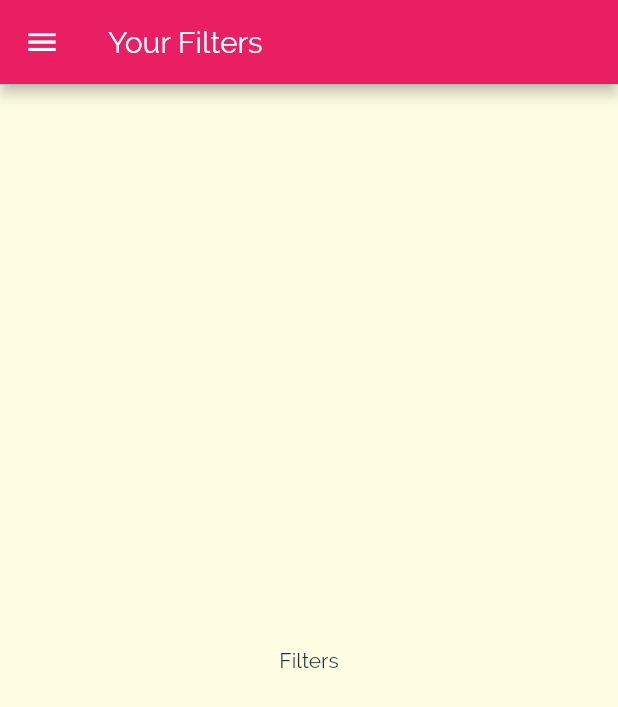
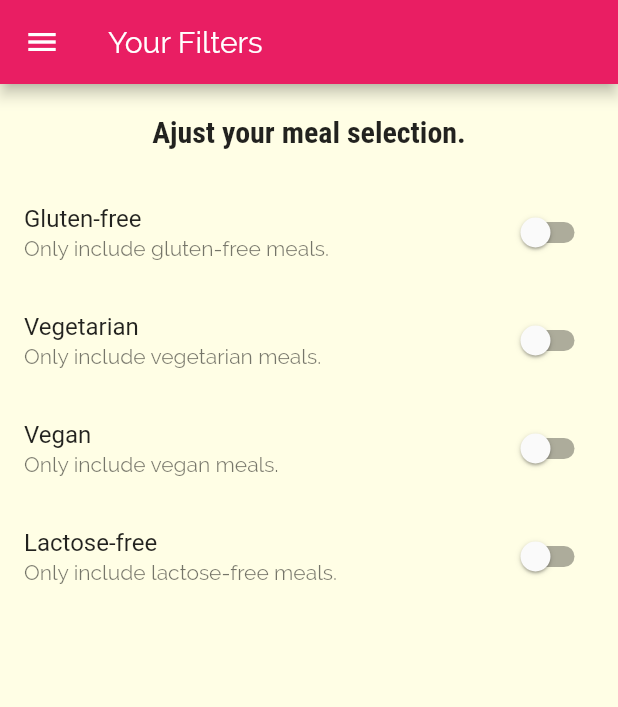
Before and after one commit to zallek/flutter-course-meals, a Flutter app: the FiltersScreen screen opened by its route, on a phone screen of 412 x 824 dp. Shown: the top 707 px of the screen. Run offline on Flutter 3.47's test engine with Material 2 defaults, Android fonts, the phone set to English and light mode, and no system bars.

Commit message:
Allow to filter meals

```diff
--- a/lib/main.dart
+++ b/lib/main.dart
@@ -1,5 +1,7 @@
 import 'package:flutter/material.dart';
 
+import './data/dummy_meals.dart';
+import './models/meal.dart';
 import './screens/categories_screen.dart';
 import './screens/category_meals_screen.dart';
 import './screens/filters_screen.dart';
@@ -10,8 +12,42 @@ void main() {
   runApp(MyApp());
 }
 
-class MyApp extends StatelessWidget {
+class MyApp extends StatefulWidget {
   // This widget is the root of your application.
+  @override
+  _MyAppState createState() => _MyAppState();
+}
+
+class _MyAppState extends State<MyApp> {
+  Map<String, bool> _filters = {
+    'glutten-free': false,
+    'lactose-free': false,
+    'vegan': false,
+    'vegetarian': false,
+  };
+  List<Meal> _availableMeals = DUMMY_MEALS;
+
+  void _setFilter(String filterId, bool value) {
+    setState(() {
+      _filters[filterId] = value;
+      _availableMeals = DUMMY_MEALS.where((meal) {
+        if (_filters['glutten-free'] && !meal.isGlutenFree) {
+          return false;
+        }
+        if (_filters['lactose-free'] && !meal.isLactoseFree) {
+          return false;
+        }
+        if (_filters['vegan'] && !meal.isVegan) {
+          return false;
+        }
+        if (_filters['vegetarian'] && !meal.isVegetarian) {
+          return false;
+        }
+        return true;
+      }).toList();
+    });
+  }
+
   @override
   Widget build(BuildContext context) {
     return MaterialApp(
@@ -39,9 +75,11 @@ class MyApp extends StatelessWidget {
       initialRoute: '/',
       routes: {
         '/': (_) => TabsScreen(),
-        CategoryMealsScreen.routeName: (_) => CategoryMealsScreen(),
+        CategoryMealsScreen.routeName: (_) =>
+            CategoryMealsScreen(_availableMeals),
         MealDetailScreen.routeName: (_) => MealDetailScreen(),
-        FiltersScreen.routeName: (_) => FiltersScreen(),
+        FiltersScreen.routeName: (_) =>
+            FiltersScreen(_filters, onFilterChange: _setFilter),
       },
       onUnknownRoute: (settings) {
         return MaterialPageRoute(builder: (_) => CategoriesScreen());
--- a/lib/screens/category_meals_screen.dart
+++ b/lib/screens/category_meals_screen.dart
@@ -8,6 +8,9 @@ import '../widgets/meal_item.dart';
 
 class CategoryMealsScreen extends StatefulWidget {
   static const routeName = '/category-meals';
+  List<Meal> availableMeals = DUMMY_MEALS;
+
+  CategoryMealsScreen(this.availableMeals);
 
   @override
   _CategoryMealsScreenState createState() => _CategoryMealsScreenState();
@@ -26,7 +29,7 @@ class _CategoryMealsScreenState extends State<CategoryMealsScreen> {
   void didChangeDependencies() {
     final String id = (ModalRoute.of(context).settings.arguments as Map)['id'];
     category = DUMMY_CATEGORIES.firstWhere((meal) => meal.id == id);
-    categoryMeals = DUMMY_MEALS
+    categoryMeals = widget.availableMeals
         .where((meal) => meal.categoryIds.contains(category.id))
         .toList();
     super.didChangeDependencies();
--- a/lib/screens/filters_screen.dart
+++ b/lib/screens/filters_screen.dart
@@ -2,8 +2,39 @@ import 'package:flutter/material.dart';
 
 import '../widgets/main_drawer.dart';
 
-class FiltersScreen extends StatelessWidget {
+class FiltersScreen extends StatefulWidget {
   static String routeName = '/filters';
+  final Map<String, bool> filters;
+  final Function(String, bool) onFilterChange;
+
+  FiltersScreen(this.filters, {@required this.onFilterChange});
+
+  @override
+  _FiltersScreenState createState() => _FiltersScreenState();
+}
+
+class _FiltersScreenState extends State<FiltersScreen> {
+  Map<String, bool> _filters;
+
+  @override
+  void initState() {
+    _filters = widget.filters;
+    super.initState();
+  }
+
+  Widget _buildSwitchListTile(String title, String subtitle, String filterId) {
+    return SwitchListTile(
+      title: Text(title),
+      subtitle: Text(subtitle),
+      value: _filters[filterId],
+      onChanged: (val) {
+        setState(() {
+          _filters[filterId] = val;
+          widget.onFilterChange(filterId, val);
+        });
+      },
+    );
+  }
 
   @override
   Widget build(BuildContext context) {
@@ -12,8 +43,42 @@ class FiltersScreen extends StatelessWidget {
         title: Text('Your Filters'),
       ),
       drawer: MainDrawer(),
-      body: Center(
-        child: Text('Filters'),
+      body: Column(
+        children: <Widget>[
+          Container(
+            padding: const EdgeInsets.all(20),
+            child: Text(
+              'Ajust your meal selection.',
+              style: Theme.of(context).textTheme.headline6,
+            ),
+          ),
+          Expanded(
+            child: ListView(
+              children: <Widget>[
+                _buildSwitchListTile(
+                  'Gluten-free',
+                  'Only include gluten-free meals.',
+                  'glutten-free',
+                ),
+                _buildSwitchListTile(
+                  'Vegetarian',
+                  'Only include vegetarian meals.',
+                  'vegetarian',
+                ),
+                _buildSwitchListTile(
+                  'Vegan',
+                  'Only include vegan meals.',
+                  'vegan',
+                ),
+                _buildSwitchListTile(
+                  'Lactose-free',
+                  'Only include lactose-free meals.',
+                  'lactose-free',
+                ),
+              ],
+            ),
+          ),
+        ],
       ),
     );
   }
```
